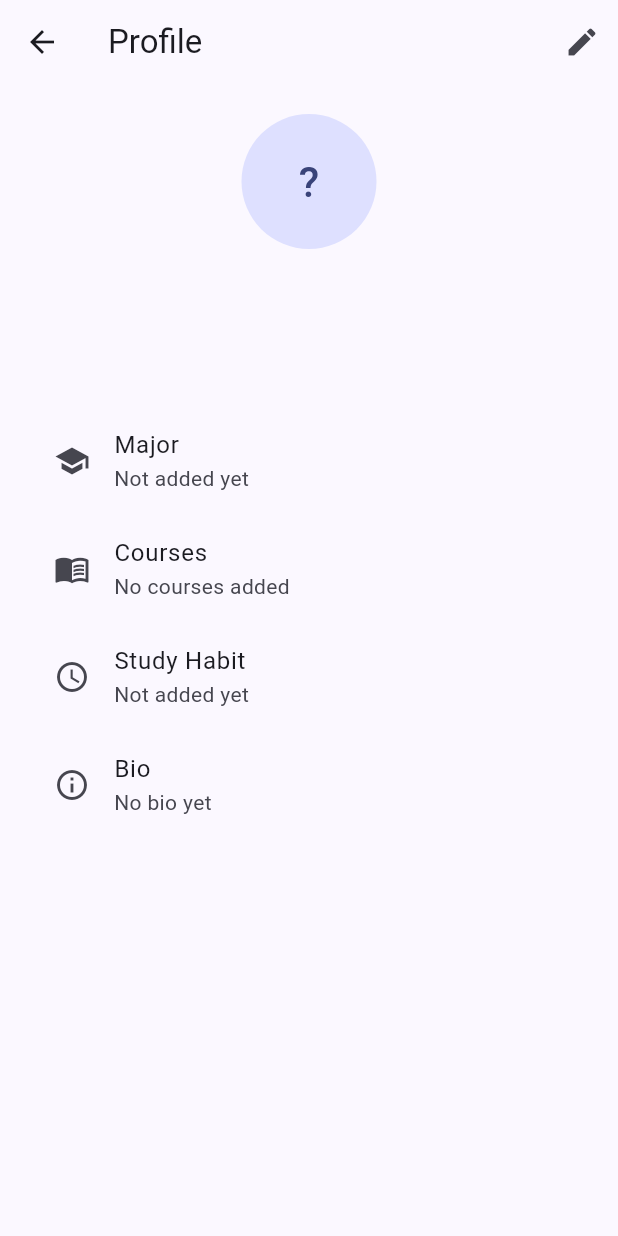
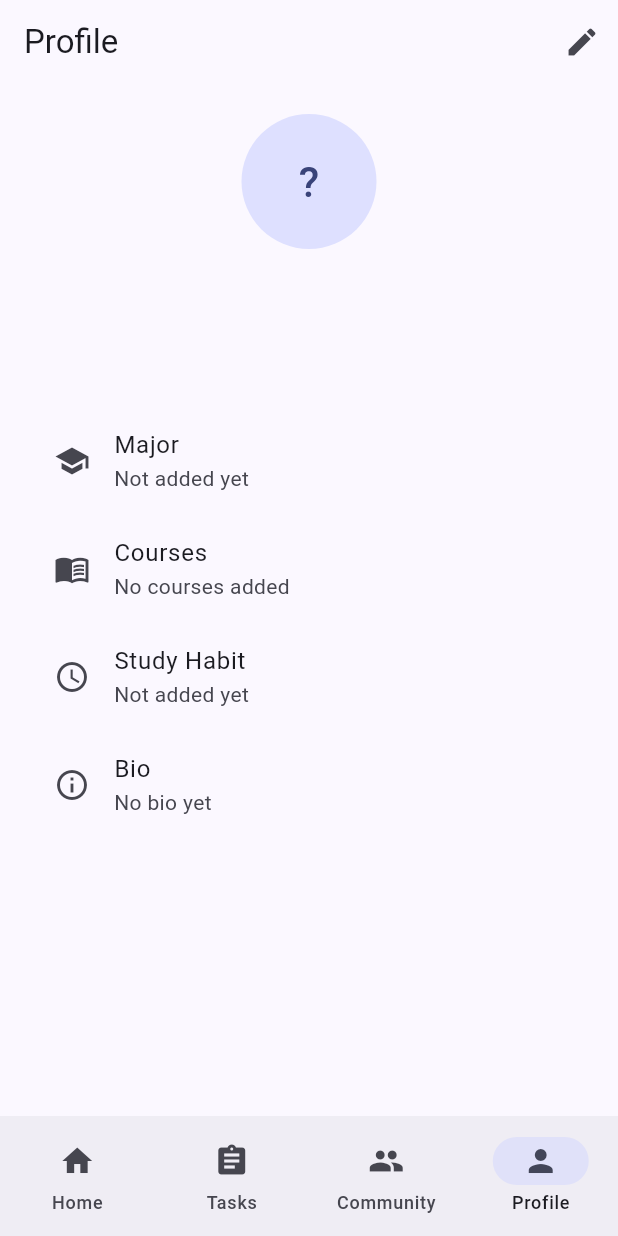
Before and after one commit to ShadhirFawz/studysphere, a Flutter app: the screen it shows once a user with an empty profile is signed in, after a tap on the "person" icon, on a phone screen of 412 x 824 dp. Run offline on Flutter 3.47's test engine with Material 3 defaults, Android fonts, the phone set to English and light mode, and no system bars; our stand-ins replace cloud_firestore, firebase_auth, firebase_core, flutter_riverpod, go_router; accounts and stored records are empty; generated files the repository leaves out were written again.

Commit message:
feat: bottom navigation shell tab for switching between routes

```diff
--- a/lib/core/routes/app_router.dart
+++ b/lib/core/routes/app_router.dart
@@ -1,34 +1,82 @@
 import 'package:go_router/go_router.dart';
 
 import '../../features/auth/presentation/screens/login_screen.dart';
-import '../../features/dashboard/presentation/screens/dashboard_screen.dart';
 import '../../features/auth/presentation/screens/register_screen.dart';
 import '../../features/auth/presentation/screens/auth_gate.dart';
+
+import '../../features/dashboard/presentation/screens/dashboard_screen.dart';
+import '../../features/profile/presentation/screens/profile_screen.dart';
 import '../../features/profile/presentation/screens/edit_profile_screen.dart';
-import '../../features/profile/presentation/screens/profile_screen.dart';
+
+import '../../features/assignments/presentation/screens/assignment_screen.dart';
+import '../../features/community/presentation/screens/community_screen.dart';
+
+import '../../features/navigation/presentation/screens/navigation_shell.dart';
 
 class AppRouter {
   static final router = GoRouter(
     initialLocation: '/',
     routes: [
       GoRoute(path: '/login', builder: (context, state) => const LoginScreen()),
-      GoRoute(
-        path: '/dashboard',
-        builder: (context, state) => const DashboardScreen(),
-      ),
+
       GoRoute(
         path: '/register',
         builder: (context, state) => const RegisterScreen(),
       ),
+
       GoRoute(path: '/', builder: (context, state) => const AuthGate()),
-      GoRoute(
-        path: '/profile',
-        builder: (context, state) => const ProfileScreen(),
-      ),
+
       GoRoute(
         path: '/edit-profile',
         builder: (context, state) => const EditProfileScreen(),
       ),
+
+      StatefulShellRoute.indexedStack(
+        builder: (context, state, navigationShell) {
+          return NavigationShell(navigationShell: navigationShell);
+        },
+        branches: [
+          // HOME (Dashboard)
+          StatefulShellBranch(
+            routes: [
+              GoRoute(
+                path: '/home',
+                builder: (context, state) => const DashboardScreen(),
+              ),
+            ],
+          ),
+
+          // ASSIGNMENTS
+          StatefulShellBranch(
+            routes: [
+              GoRoute(
+                path: '/assignments',
+                builder: (context, state) => const AssignmentScreen(),
+              ),
+            ],
+          ),
+
+          // COMMUNITY
+          StatefulShellBranch(
+            routes: [
+              GoRoute(
+                path: '/community',
+                builder: (context, state) => const CommunityScreen(),
+              ),
+            ],
+          ),
+
+          // PROFILE
+          StatefulShellBranch(
+            routes: [
+              GoRoute(
+                path: '/profile',
+                builder: (context, state) => const ProfileScreen(),
+              ),
+            ],
+          ),
+        ],
+      ),
     ],
   );
 }
--- /dev/null
+++ b/lib/features/assignments/presentation/screens/assignment_screen.dart
@@ -0,0 +1,14 @@
+import 'package:flutter/material.dart';
+
+class AssignmentScreen extends StatelessWidget {
+  const AssignmentScreen({super.key});
+
+  @override
+  Widget build(BuildContext context) {
+    return const Scaffold(
+      body: Center(
+        child: Text("Assignments Screen", style: TextStyle(fontSize: 20)),
+      ),
+    );
+  }
+}
--- a/lib/features/auth/presentation/providers/auth_provider.dart
+++ b/lib/features/auth/presentation/providers/auth_provider.dart
@@ -1,11 +1,11 @@
 import 'package:flutter_riverpod/flutter_riverpod.dart';
 
-import '../../../../core/services/auth_service.dart';
+import '../../data/repositories/auth_repository.dart';
 
-final authServiceProvider = Provider<AuthService>((ref) {
-  return AuthService();
+final authRepositoryProvider = Provider<AuthRepository>((ref) {
+  return AuthRepository();
 });
 
 final authStateProvider = StreamProvider((ref) {
-  return ref.read(authServiceProvider).authStateChanges();
+  return ref.read(authRepositoryProvider).authStateChanges();
 });
--- a/lib/features/auth/presentation/screens/auth_gate.dart
+++ b/lib/features/auth/presentation/screens/auth_gate.dart
@@ -22,7 +22,7 @@ class AuthGate extends ConsumerWidget {
       },
       loading: () =>
           const Scaffold(body: Center(child: CircularProgressIndicator())),
-      error: (_, __) =>
+      error: (_, _) =>
           const Scaffold(body: Center(child: Text('Authentication Error'))),
     );
   }
--- a/lib/features/auth/presentation/screens/login_screen.dart
+++ b/lib/features/auth/presentation/screens/login_screen.dart
@@ -52,13 +52,13 @@ class _LoginScreenState extends ConsumerState<LoginScreen> {
     setState(() => _isLoading = true);
 
     try {
-      final authService = ref.read(authServiceProvider);
+      final authRepository = ref.read(authRepositoryProvider);
 
-      await authService.signIn(email: email, password: password);
+      await authRepository.signIn(email: email, password: password);
 
       if (mounted) {
         _showSnackBar('Login successful!');
-        context.go('/dashboard');
+        context.go('/home');
       }
     } on FirebaseAuthException catch (e) {
       if (mounted) {
@@ -103,6 +103,7 @@ class _LoginScreenState extends ConsumerState<LoginScreen> {
       body: SafeArea(
         child: Padding(
           padding: const EdgeInsets.all(20.0),
+          child: SingleChildScrollView(
             child: Column(
               crossAxisAlignment: CrossAxisAlignment.stretch,
               children: [
@@ -174,7 +175,9 @@ class _LoginScreenState extends ConsumerState<LoginScreen> {
                     ),
                   ],
                 ),
+                const SizedBox(height: 20),
               ],
+            ),
           ),
         ),
       ),
--- /dev/null
+++ b/lib/features/community/presentation/screens/community_screen.dart
@@ -0,0 +1,14 @@
+import 'package:flutter/material.dart';
+
+class CommunityScreen extends StatelessWidget {
+  const CommunityScreen({super.key});
+
+  @override
+  Widget build(BuildContext context) {
+    return const Scaffold(
+      body: Center(
+        child: Text("Community Screen", style: TextStyle(fontSize: 20)),
+      ),
+    );
+  }
+}
--- a/lib/features/dashboard/presentation/screens/dashboard_screen.dart
+++ b/lib/features/dashboard/presentation/screens/dashboard_screen.dart
@@ -11,175 +11,28 @@ class DashboardScreen extends ConsumerWidget {
   Widget build(BuildContext context, WidgetRef ref) {
     return Scaffold(
       appBar: AppBar(
-        elevation: 0,
-        title: const Column(
-          crossAxisAlignment: CrossAxisAlignment.start,
-          children: [
-            Text(
-              'StudySphere',
-              style: TextStyle(fontWeight: FontWeight.bold, fontSize: 22),
-            ),
-            Text(
-              'Your Academic Companion',
-              style: TextStyle(fontSize: 12, color: Colors.grey),
-            ),
-          ],
-        ),
+        title: const Text("StudySphere Home"),
         actions: [
           IconButton(
-            tooltip: 'Profile',
             onPressed: () {
-              context.push('/profile');
+              context.go('/profile');
             },
-            icon: const CircleAvatar(radius: 18, child: Icon(Icons.person)),
+            icon: const Icon(Icons.person),
           ),
           IconButton(
-            tooltip: 'Logout',
             onPressed: () async {
-              await ref.read(authServiceProvider).signOut();
+              await ref.read(authRepositoryProvider).signOut();
+              if (context.mounted) {
+                context.go('/login');
+              }
             },
             icon: const Icon(Icons.logout),
           ),
         ],
       ),
-
-      body: SingleChildScrollView(
-        padding: const EdgeInsets.all(20),
-        child: Column(
-          crossAxisAlignment: CrossAxisAlignment.start,
-          children: [
-            const Text(
-              "👋 Welcome Back!",
-              style: TextStyle(fontSize: 28, fontWeight: FontWeight.bold),
-            ),
-
-            const SizedBox(height: 6),
-
-            const Text(
-              "Stay productive and keep learning.",
-              style: TextStyle(color: Colors.grey, fontSize: 16),
-            ),
-
-            const SizedBox(height: 30),
-
-            Card(
-              elevation: 2,
-              child: ListTile(
-                leading: const Icon(Icons.assignment, size: 40),
-                title: const Text("Upcoming Assignments"),
-                subtitle: const Text("No assignments available"),
-                trailing: ElevatedButton(
-                  onPressed: () {},
-                  child: const Text("View"),
-                ),
-              ),
-            ),
-
-            const SizedBox(height: 30),
-
-            const Text(
-              "Quick Actions",
-              style: TextStyle(fontSize: 22, fontWeight: FontWeight.bold),
-            ),
-
-            const SizedBox(height: 15),
-
-            GridView.count(
-              shrinkWrap: true,
-              physics: const NeverScrollableScrollPhysics(),
-              crossAxisCount: 2,
-              crossAxisSpacing: 15,
-              mainAxisSpacing: 15,
-              childAspectRatio: 1.2,
-              children: [
-                _DashboardCard(
-                  icon: Icons.assignment_add,
-                  title: "Assignments",
-                  onTap: () {},
-                ),
-
-                _DashboardCard(icon: Icons.forum, title: "Forum", onTap: () {}),
-
-                _DashboardCard(
-                  icon: Icons.people,
-                  title: "Study Groups",
-                  onTap: () {},
-                ),
-
-                _DashboardCard(icon: Icons.chat, title: "Chat", onTap: () {}),
-
-                _DashboardCard(
-                  icon: Icons.event,
-                  title: "Events",
-                  onTap: () {},
-                ),
-
-                _DashboardCard(
-                  icon: Icons.calendar_month,
-                  title: "Calendar",
-                  onTap: () {},
-                ),
-              ],
-            ),
-          ],
-        ),
-      ),
-
-      bottomNavigationBar: NavigationBar(
-        selectedIndex: 0,
-        destinations: const [
-          NavigationDestination(icon: Icon(Icons.home), label: "Home"),
-
-          NavigationDestination(
-            icon: Icon(Icons.assignment),
-            label: "Assignments",
-          ),
-
-          NavigationDestination(icon: Icon(Icons.people), label: "Community"),
-
-          NavigationDestination(icon: Icon(Icons.person), label: "Profile"),
-        ],
+      body: const Center(
+        child: Text("Home Dashboard (Tab 1)", style: TextStyle(fontSize: 20)),
       ),
     );
   }
 }
-
-class _DashboardCard extends StatelessWidget {
-  final IconData icon;
-  final String title;
-  final VoidCallback onTap;
-
-  const _DashboardCard({
-    required this.icon,
-    required this.title,
-    required this.onTap,
-  });
-
-  @override
-  Widget build(BuildContext context) {
-    return Card(
-      elevation: 2,
-      child: InkWell(
-        borderRadius: BorderRadius.circular(12),
-        onTap: onTap,
-        child: Padding(
-          padding: const EdgeInsets.all(18),
-          child: Column(
-            mainAxisAlignment: MainAxisAlignment.center,
-            children: [
-              Icon(icon, size: 42),
-
-              const SizedBox(height: 15),
-
-              Text(
-                title,
-                textAlign: TextAlign.center,
-                style: const TextStyle(fontWeight: FontWeight.w600),
-              ),
-            ],
-          ),
-        ),
-      ),
-    );
-  }
-}
--- a/lib/features/navigation/presentation/screens/navigation_shell.dart
+++ b/lib/features/navigation/presentation/screens/navigation_shell.dart
@@ -0,0 +1,32 @@
+import 'package:flutter/material.dart';
+import 'package:go_router/go_router.dart';
+
+class NavigationShell extends StatelessWidget {
+  final StatefulNavigationShell navigationShell;
+
+  const NavigationShell({super.key, required this.navigationShell});
+
+  void _onTap(int index) {
+    navigationShell.goBranch(
+      index,
+      initialLocation: index == navigationShell.currentIndex,
+    );
+  }
+
+  @override
+  Widget build(BuildContext context) {
+    return Scaffold(
+      body: navigationShell,
+      bottomNavigationBar: NavigationBar(
+        selectedIndex: navigationShell.currentIndex,
+        onDestinationSelected: _onTap,
+        destinations: const [
+          NavigationDestination(icon: Icon(Icons.home), label: "Home"),
+          NavigationDestination(icon: Icon(Icons.assignment), label: "Tasks"),
+          NavigationDestination(icon: Icon(Icons.people), label: "Community"),
+          NavigationDestination(icon: Icon(Icons.person), label: "Profile"),
+        ],
+      ),
+    );
+  }
+}
```
Also changed, not shown: lib/core/services/auth_service.dart (deleted, +0 -35 lines), lib/features/auth/presentation/screens/register_screen.dart (+13 -4 lines). Lines whose indentation alone changed are shown as unchanged.
